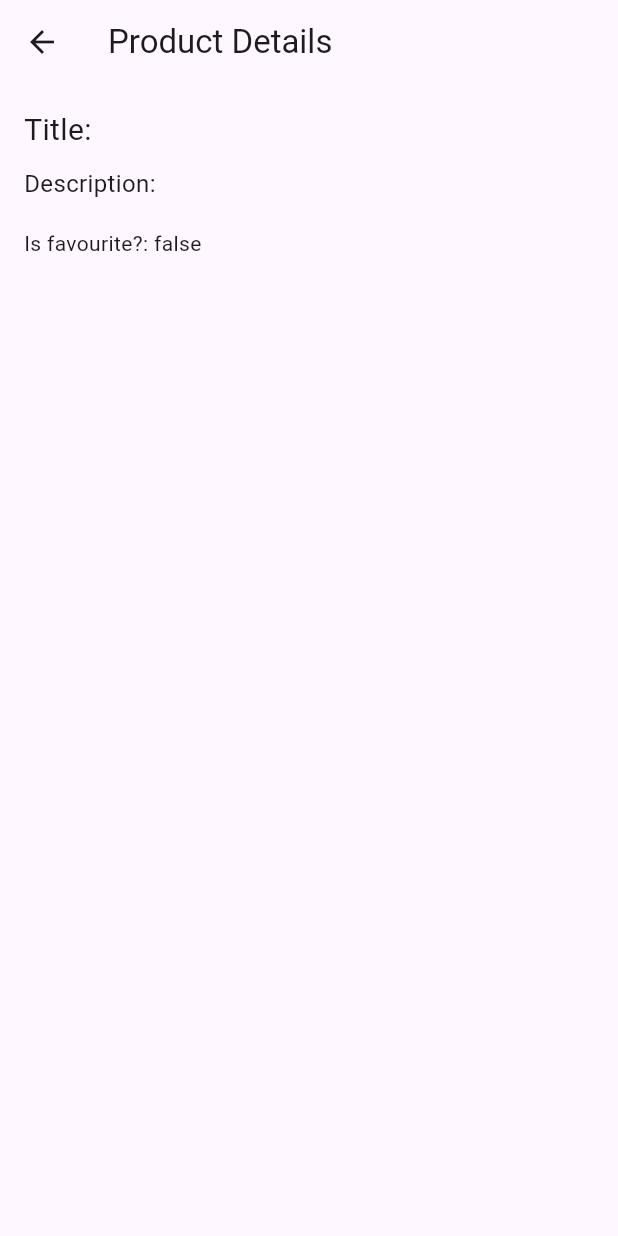
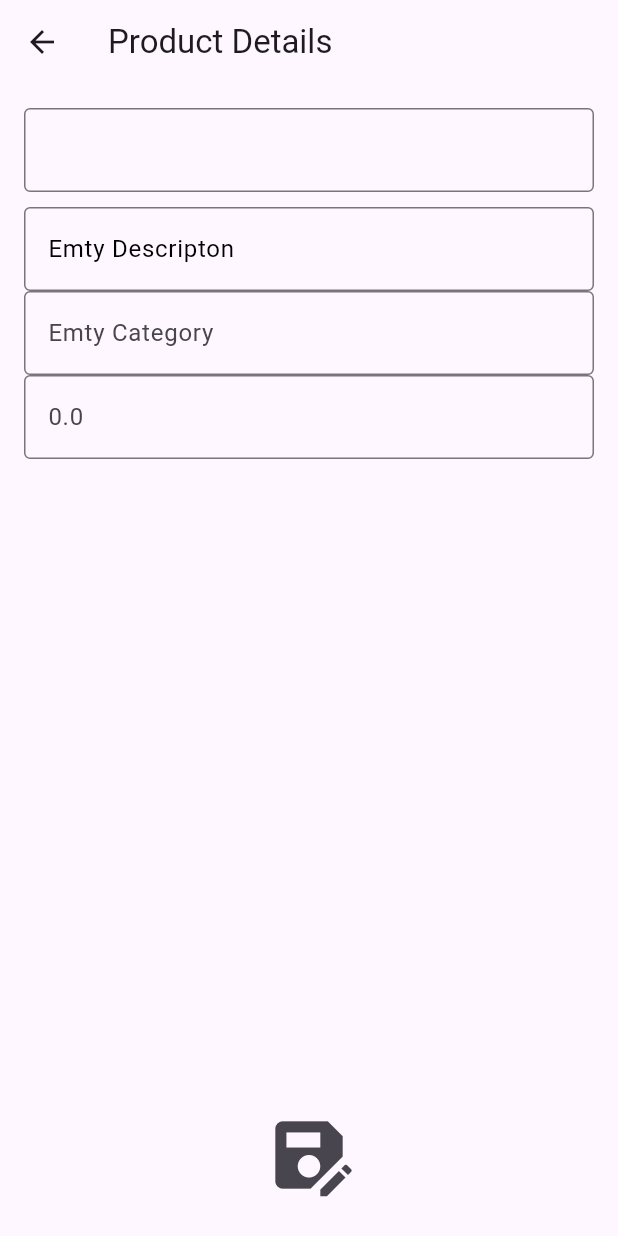
Before and after one commit to karkisaroj/sqflite-with-bloc, a Flutter app: the FormScreen screen opened directly with empty values, on a phone screen of 412 x 824 dp. Run offline on Flutter 3.47's test engine with Material 3 defaults, Android fonts, the phone set to English and light mode, and no system bars; our stand-ins replace flutter_bloc, sqflite; accounts and stored records are empty.

Commit message:
Completed the rating functionality and added parameters

```diff
--- a/lib/data/bloc/product_event.dart
+++ b/lib/data/bloc/product_event.dart
@@ -4,7 +4,15 @@ final class AddProductPressed extends ProductEvent {
   final String title;
   final String description;
   final bool favourites;
-  AddProductPressed(this.title, this.description, this.favourites);
+  final String categories;
+  final double rating;
+  AddProductPressed({
+    required this.title,
+    required this.description,
+    required this.favourites,
+    required this.categories,
+    required this.rating,
+  });
 }
 
 final class LoadProducts extends ProductEvent {}
@@ -14,7 +22,16 @@ final class UpdateProducts extends ProductEvent {
   final String title;
   final String description;
   final bool favourites;
-  UpdateProducts(this.id, this.title, this.description, this.favourites);
+  final String categories;
+  final double rating;
+  UpdateProducts(
+    this.id,
+    this.title,
+    this.description,
+    this.favourites,
+    this.categories,
+    this.rating,
+  );
 }
 
 final class ToggleFavourite extends ProductEvent {
--- a/lib/data/database/product_helper.dart
+++ b/lib/data/database/product_helper.dart
@@ -24,7 +24,7 @@ class ProductHelper {
       version: 4,
       onCreate: (Database db, version) async {
         await db.execute(
-          'CREATE TABLE Products(id INTEGER PRIMARY KEY AUTOINCREMENT, title TEXT, description TEXT, favourites INTEGER)',
+          'CREATE TABLE Products(id INTEGER PRIMARY KEY AUTOINCREMENT, title TEXT, description TEXT, favourites INTEGER,categories TEXT,rating REAL)',
         );
       },
     );
--- a/lib/data/model/product.dart
+++ b/lib/data/model/product.dart
@@ -3,31 +3,37 @@ class Product {
   final String title;
   final String description;
   final bool favourites;
+  final String categories;
+  final double rating;
 
   Product({
     this.id,
     required this.title,
     required this.description,
     required this.favourites,
+    required this.categories,
+    required this.rating,
   });
 
   // Convert a Product into a Map.
   Map<String, dynamic> toMap() {
     return {
-      'id': id,
       'title': title,
       'description': description,
       'favourites': favourites ? 1 : 0,
+      'categories': categories,
+      'rating': rating.toDouble(),
     };
   }
 
-  // Create a Product from a  Map.
   factory Product.fromMap(Map<String, dynamic> map) {
     return Product(
       id: map['id'],
       title: map['title'],
       description: map['description'],
       favourites: map['favourites'] == 1,
+      categories: map['categories'],
+      rating: (map['rating'] as num?)?.toDouble() ?? 0.0,
     );
   }
 }
--- a/lib/presentation/form_screen.dart
+++ b/lib/presentation/form_screen.dart
@@ -1,30 +1,116 @@
 import 'package:flutter/material.dart';
+import 'package:flutter_bloc/flutter_bloc.dart';
+import 'package:sqlite_usage/data/bloc/product_bloc.dart';
+import 'package:sqlite_usage/data/bloc/product_event.dart';
+import 'package:sqlite_usage/data/bloc/product_state.dart';
 import '../data/model/product.dart';
 
-class FormScreen extends StatelessWidget {
+class FormScreen extends StatefulWidget {
   final Product product;
 
   const FormScreen({super.key, required this.product});
 
   @override
+  State<FormScreen> createState() => _FormScreenState();
+}
+
+class _FormScreenState extends State<FormScreen> {
+  final TextEditingController titleController = TextEditingController();
+  final TextEditingController descriptionController = TextEditingController();
+  final TextEditingController categoryController = TextEditingController();
+  final TextEditingController ratingController = TextEditingController();
+
+  @override
   Widget build(BuildContext context) {
     return Scaffold(
       appBar: AppBar(title: Text('Product Details')),
-      body: Padding(
+      body: BlocBuilder<ProductBloc, ProductState>(
+        builder: (context, state) {
+          if (state is ProductLoading) {
+            return Center(child: const CircularProgressIndicator());
+          }
+          if (state is ProductLoaded) {
+            return Padding(
               padding: const EdgeInsets.all(16.0),
               child: Column(
                 crossAxisAlignment: CrossAxisAlignment.start,
+                mainAxisAlignment: MainAxisAlignment.end,
                 children: [
-            Text('Title: ${product.title}', style: TextStyle(fontSize: 20)),
+                  TextField(
+                    controller: titleController,
+                    decoration: InputDecoration(
+                      labelText: widget.product.title,
+                      border: OutlineInputBorder(
+                        borderRadius: BorderRadius.all(Radius.circular(4)),
+                      ),
+                    ),
+                  ),
                   SizedBox(height: 10),
-            Text(
-              'Description: ${product.description}',
-              style: TextStyle(fontSize: 16),
+                  TextField(
+                    controller: descriptionController,
+                    decoration: InputDecoration(
+                      hintText: widget.product.description == ''
+                          ? 'Emty Descripton'
+                          : widget.product.description,
+                      hintStyle: TextStyle(color: Colors.black),
+                      border: OutlineInputBorder(
+                        borderRadius: BorderRadius.all(Radius.circular(4)),
                       ),
-            SizedBox(height: 18),
-            Text("Is favourite?: ${product.favourites}"),
+                    ),
+                  ),
+                  TextField(
+                    controller: categoryController,
+                    decoration: InputDecoration(
+                      labelText: widget.product.categories == ''
+                          ? 'Emty Category'
+                          : widget.product.categories,
+                      hintStyle: TextStyle(color: Colors.black),
+                      border: OutlineInputBorder(
+                        borderRadius: BorderRadius.all(Radius.circular(4)),
+                      ),
+                    ),
+                  ),
+
+                  TextField(
+                    controller: ratingController,
+                    keyboardType: TextInputType.numberWithOptions(
+                      decimal: true,
+                    ),
+                    decoration: InputDecoration(
+                      labelText: widget.product.rating.toDouble().toString(),
+                      border: OutlineInputBorder(
+                        borderRadius: BorderRadius.all(Radius.circular(4)),
+                      ),
+                    ),
+                  ),
+                  Spacer(),
+                  Center(
+                    child: IconButton(
+                      onPressed: () {
+                        final String rateText = ratingController.text;
+                        final double? rate = double.tryParse(rateText);
+                        context.read<ProductBloc>().add(
+                          UpdateProducts(
+                            widget.product.id!,
+                            titleController.text,
+                            descriptionController.text,
+                            widget.product.favourites,
+                            categoryController.text,
+                            rate ?? 0.0,
+                          ),
+                        );
+                        Navigator.of(context).pop();
+                      },
+                      icon: Icon(Icons.save_as),
+                      iconSize: 60,
+                    ),
+                  ),
                 ],
               ),
+            );
+          }
+          return Center(child: Text("Loading ..."));
+        },
       ),
     );
   }
```
Also changed, not shown: lib/data/bloc/product_bloc.dart (+9 -0 lines), lib/presentation/product_screen.dart (+51 -8 lines). Lines whose indentation alone changed are shown as unchanged.
